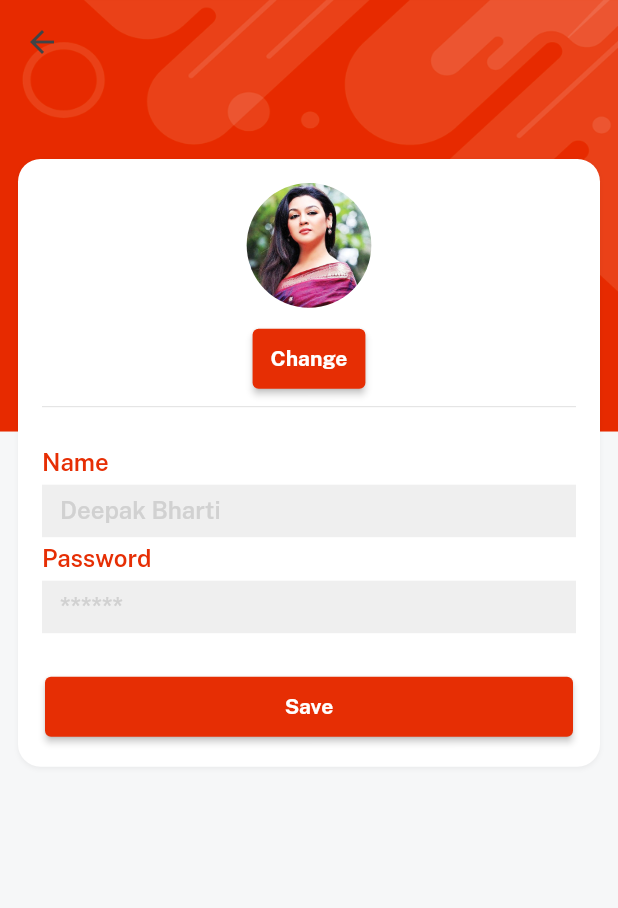
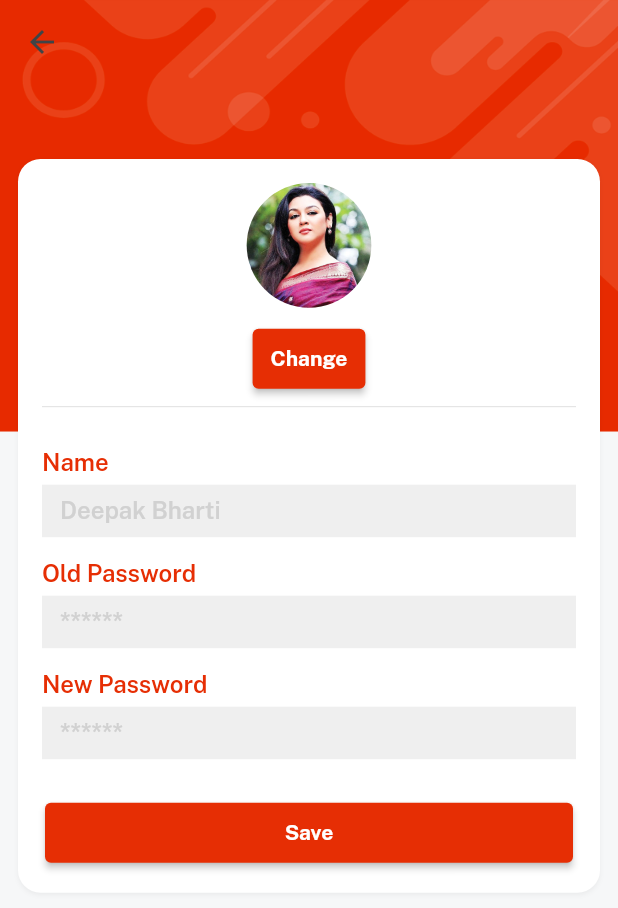
Before and after one commit to deepakbhartiad/eMart, a Flutter app: the EditProfileScreen screen opened directly with empty values, on a phone screen of 412 x 824 dp. Shown: the top 908 px of the screen. Run offline on Flutter 3.47's test engine with Material 2 defaults, Android fonts, the phone set to English and light mode, and no system bars; our stand-ins replace cloud_firestore, firebase_auth, firebase_core, firebase_storage, get, image_picker and 1 more; accounts and stored records are empty; network calls fail.

Commit message:
profile screen & json file complete

```diff
--- a/lib/consts/strings.dart
+++ b/lib/consts/strings.dart
@@ -65,4 +65,4 @@ const video = "Video",
 const logout = "Log out",
     wishlist = "My Wishlist",
     orders = "My Orders",
-    messages = "My Messages";
+    messages = "My Messages",oldpass = "Old Password",newpass = 'New Password';
--- a/lib/controllers/profile_controller.dart
+++ b/lib/controllers/profile_controller.dart
@@ -3,6 +3,7 @@
 import 'dart:io';
 
 import 'package:cloud_firestore/cloud_firestore.dart';
+import 'package:firebase_auth/firebase_auth.dart';
 import 'package:firebase_storage/firebase_storage.dart';
 import 'package:flutter/services.dart';
 import 'package:get/get.dart';
@@ -18,7 +19,8 @@ var isloading = false.obs ;
 
 //text field
 var nameController = TextEditingController();
-var passController = TextEditingController();
+var oldpassController = TextEditingController();
+var newpassController = TextEditingController();
 
 
 changeImage(context)async{
@@ -51,4 +53,18 @@ updateProfile( {name,password,imgUrl,})async{
 'imageUrl': imgUrl,},SetOptions(merge: true));
 isloading(false);
   }
+
+// change authentication pass to user login new pass
+changeAuthPassword({email,password,newpassword})async{
+  final cred = EmailAuthProvider.credential(email: email, password: password);
+  await currentUser!.reauthenticateWithCredential(cred).then((value) {
+    currentUser!.updatePassword(newpassword);
+  }).catchError((error){
+    print(error.toString());
+  });
+
 }
+
+
+
+}
--- a/lib/views/profile_screen/edit_orifile_screen.dart
+++ b/lib/views/profile_screen/edit_orifile_screen.dart
@@ -68,26 +68,64 @@ class EditProfileScreen extends StatelessWidget {
                   isPass: false,
                   controller: controller.nameController
 
-                  ),
-                  customTextField(hint: passwordHint,
-                  title: password,
+                  ), 10.heightBox,
+                  customTextField(
+                    hint: passwordHint,
+                  title: oldpass,
                   isPass: true,
-                  controller: controller.passController),
+                  controller: controller.oldpassController),
+                  10.heightBox,
+
+                   customTextField(
+                    hint: passwordHint,
+                  title: newpass,
+                  isPass: true,
+                  controller: controller.newpassController),
                   20.heightBox,
+
                 controller.isloading.value? CircularProgressIndicator(
                   valueColor: AlwaysStoppedAnimation(redColor),
-                ):    SizedBox(
+                ):
+                 SizedBox(
                       width: context.screenWidth -60,
                       child: ourButton(
                       color: redColor,onPress: ()async{
+
+
+
                         controller.isloading(true);
+                        // if image is not updated
+                        if(controller.profileImgPath.value.isNotEmpty){
+                           await controller.uplodProfileImage();
 
-                       await controller.uplodProfileImage();
-                       await controller.updateProfile(imgUrl: controller.profileImageLink,
+                        }else{
+                          controller.profileImageLink = data['imageUrl'];
+                        }
+                        // if old password matches database
+                        if(data['password'] == controller.oldpassController.text){
+
+                            await controller.changeAuthPassword(
+                              email: data['email'],
+                              password: controller.oldpassController.text,
+                              newpassword: controller.newpassController.text
+                            );
+
+
+                            await controller.updateProfile(imgUrl: controller.profileImageLink,
                        name:  controller.nameController.text,
-                       password: controller.passController.text
+                       password: controller.newpassController.text
                        );
                        VxToast.show(context, msg: "Update");
+
+                        }else{
+                          VxToast.show(context, msg: "Wrong old password");
+                          controller.isloading(false);
+
+
+                        }
+
+
+
 
                       },textColor: whiteColor,title: "Save"
                                     ),
--- a/lib/views/profile_screen/profile_screen.dart
+++ b/lib/views/profile_screen/profile_screen.dart
@@ -43,7 +43,7 @@ class ProfileScreen extends StatelessWidget {
 
                   () {
                     controller.nameController.text = data['name'];
-                    controller.passController.text = data['password'];
+                   // controller.passController.text = data['password'];
                     Get.to(()=>EditProfileScreen(data: data));}),),
 
           /// user details sections
@@ -83,7 +83,7 @@ class ProfileScreen extends StatelessWidget {
               ],
             ),
           ),
-          10.heightBox,
+          2.heightBox,
           Row(
             mainAxisAlignment: MainAxisAlignment.spaceEvenly,
             children: [
--- a/pubspec.yaml
+++ b/pubspec.yaml
@@ -71,6 +71,7 @@ flutter:
     - assets/
     - assets/images/
     - assets/icons/
+    - lib/servicess/category_model.json
 
   # An image asset can refer to one or more resolution-specific "variants", see
   # https://flutter.dev/assets-and-images/#resolution-aware
```
Also changed, not shown: lib/models/category_model.dart (added, +46 -0 lines), lib/servicess/category_model.json (added, +77 -0 lines), lib/circularTest.dart (line endings or trailing spaces), pubspec.lock.
